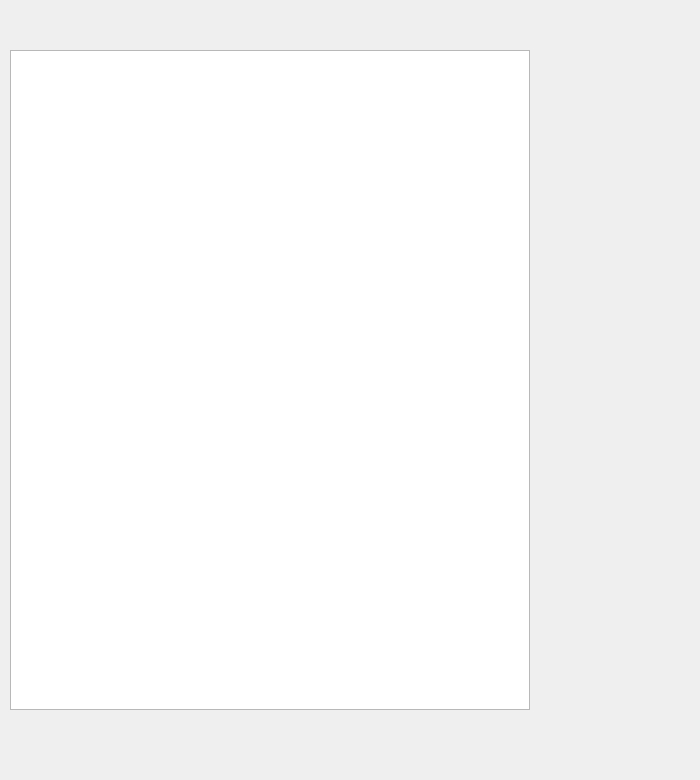
Old version of the form ui/ReadmeWindow.ui in the repository simondreutter/cruisetools.
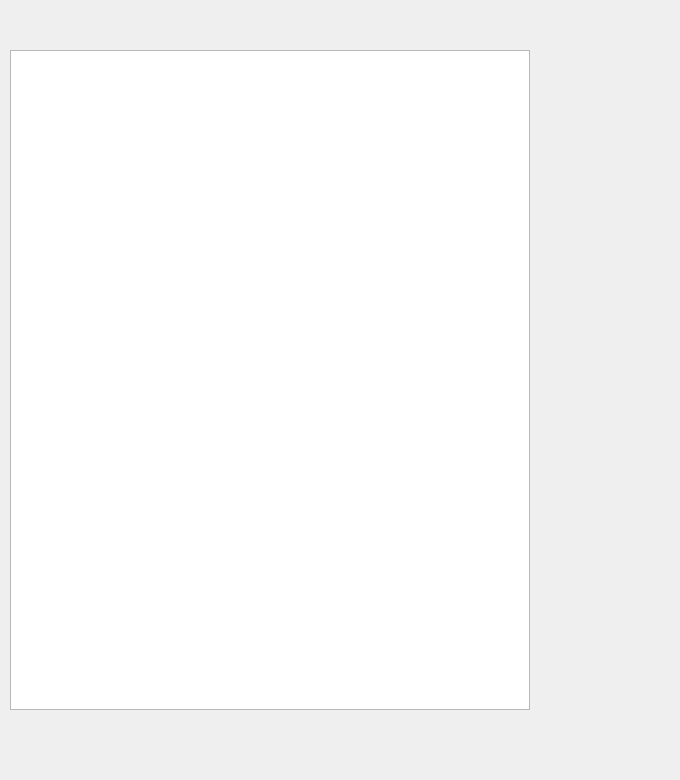
New version of the form.

```diff
--- a/ui/ReadmeWindow.ui
+++ b/ui/ReadmeWindow.ui
@@ -6,7 +6,7 @@
    <rect>
     <x>0</x>
     <y>0</y>
-    <width>700</width>
+    <width>680</width>
     <height>780</height>
    </rect>
   </property>
```
